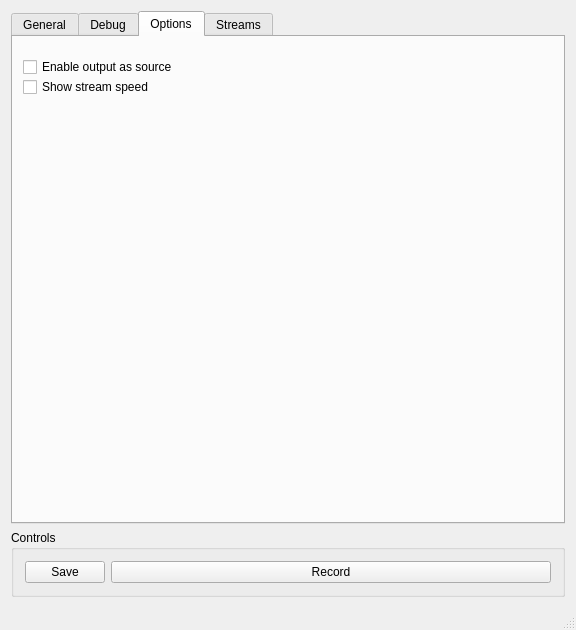
Before: the Qt Designer form mainwindow.ui in Chr0nos/audio-transfer, drawn with Qt 5.
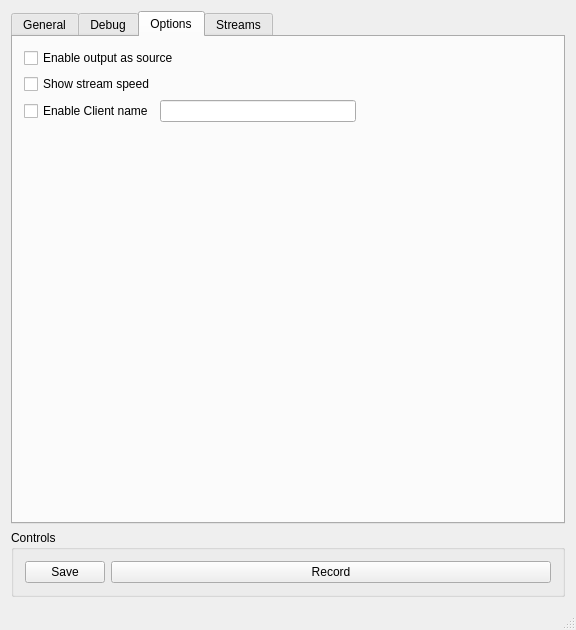
After: the same form once the commit is applied. The open tabs and pages were chosen to show the change.

Patch:
```diff
--- a/mainwindow.ui
+++ b/mainwindow.ui
@@ -367,32 +367,65 @@
        <attribute name="title">
         <string>Options</string>
        </attribute>
+       <layout class="QVBoxLayout" name="verticalLayout_4">
+        <item>
        <widget class="QCheckBox" name="checkboxSourceOutput">
-        <property name="geometry">
-         <rect>
-          <x>10</x>
-          <y>20</y>
-          <width>181</width>
-          <height>20</height>
-         </rect>
-        </property>
         <property name="text">
          <string>Enable output as source</string>
         </property>
        </widget>
+        </item>
+        <item>
        <widget class="QCheckBox" name="checkShowStreamSpeed">
-        <property name="geometry">
-         <rect>
-          <x>10</x>
-          <y>40</y>
-          <width>181</width>
-          <height>20</height>
-         </rect>
-        </property>
         <property name="text">
          <string>Show stream speed</string>
         </property>
        </widget>
+        </item>
+        <item>
+         <layout class="QHBoxLayout" name="horizontalLayout_9">
+          <item>
+           <widget class="QCheckBox" name="clientName">
+            <property name="toolTip">
+             <string>&lt;html&gt;&lt;head/&gt;&lt;body&gt;&lt;p&gt;Only for Tcp &amp;amp; Udp streams&lt;/p&gt;&lt;/body&gt;&lt;/html&gt;</string>
+            </property>
+            <property name="text">
+             <string>Enable Client name</string>
+            </property>
+           </widget>
+          </item>
+          <item>
+           <widget class="QLineEdit" name="clientNameEdit"/>
+          </item>
+          <item>
+           <spacer name="horizontalSpacer">
+            <property name="orientation">
+             <enum>Qt::Horizontal</enum>
+            </property>
+            <property name="sizeHint" stdset="0">
+             <size>
+              <width>40</width>
+              <height>20</height>
+             </size>
+            </property>
+           </spacer>
+          </item>
+         </layout>
+        </item>
+        <item>
+         <spacer name="verticalSpacer_2">
+          <property name="orientation">
+           <enum>Qt::Vertical</enum>
+          </property>
+          <property name="sizeHint" stdset="0">
+           <size>
+            <width>20</width>
+            <height>40</height>
+           </size>
+          </property>
+         </spacer>
+        </item>
+       </layout>
       </widget>
       <widget class="QWidget" name="tab_2">
        <attribute name="title">
```
Lines whose indentation alone changed are shown as unchanged.
